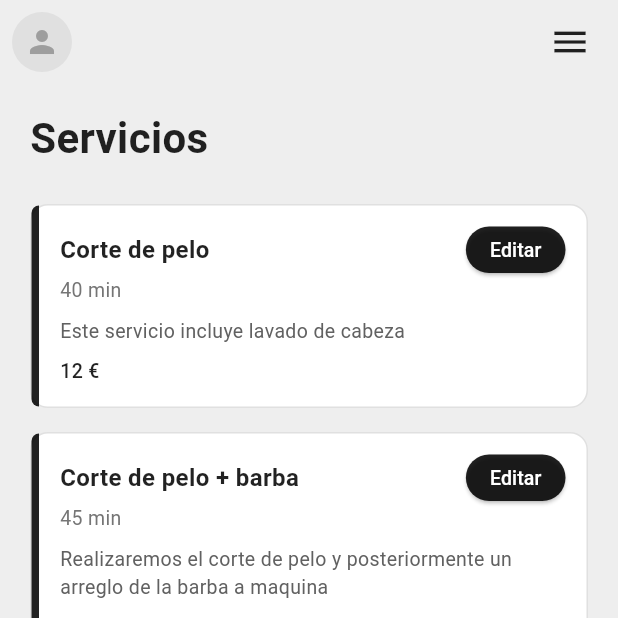
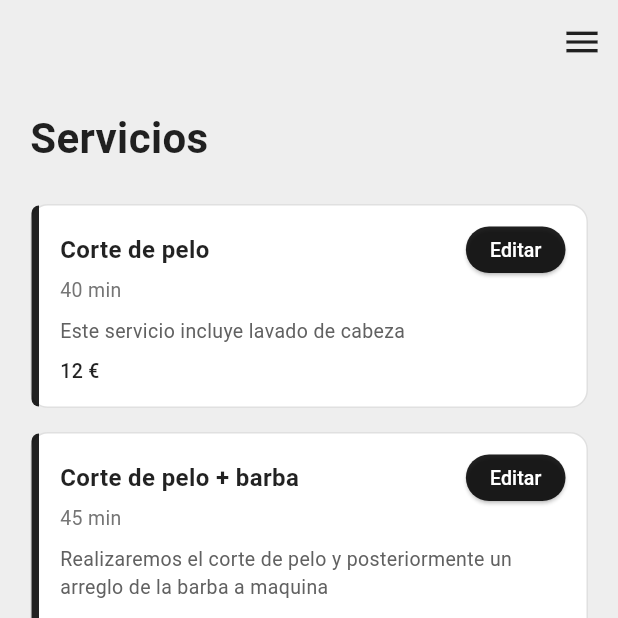
Before and after one commit to EduardoRiedel/gestion-inventario-zaitec, a Flutter app: the ServicesPage screen opened directly, on a phone screen of 412 x 824 dp, the top half of it. Run offline on Flutter 3.47's test engine with Material 3 defaults, Android fonts, the phone set to English and light mode, and no system bars; our stand-ins replace cloud_firestore, firebase_auth, firebase_core, table_calendar; accounts and stored records are empty.

Commit message:
cambios pagina de informacion y servicios

```diff
--- a/gestion_inventario_zaitec/lib/pages/Servicio_page.dart
+++ b/gestion_inventario_zaitec/lib/pages/Servicio_page.dart
@@ -1,4 +1,5 @@
 import 'package:flutter/material.dart';
+import 'menu_page.dart';
 
 // Modelo de datos para un servicio, como una clase POJO en Java
 class Servicio {
@@ -62,19 +63,17 @@ class _ServicesPageState extends State<ServicesPage> {
         backgroundColor: const Color(0xFFEEEEEE),
         elevation: 0,
         automaticallyImplyLeading: false,
-        leading: Padding(
-          padding: const EdgeInsets.all(8.0),
-          child: CircleAvatar(
-            backgroundColor: Colors.grey.shade300,
-            child: const Icon(Icons.person, color: Colors.grey),
-          ),
-        ),
+
         actions: [
           IconButton(
             icon: const Icon(Icons.menu, color: Colors.black87, size: 28),
-            onPressed: () {},
+            onPressed: () {
+              Navigator.push(
+                      context,
+                      MaterialPageRoute(builder: (context) => const MenuPage()), //Aqui debe ir la pagina principal no esta
+                    );
+            },
           ),
-          const SizedBox(width: 8),
         ],
       ),
 
--- a/gestion_inventario_zaitec/lib/pages/information_page.dart
+++ b/gestion_inventario_zaitec/lib/pages/information_page.dart
@@ -2,6 +2,7 @@ import 'package:flutter/material.dart';
 import 'package:gestion_inventario_zaitec/pages/citas/citas_page.dart';
 import 'package:url_launcher/url_launcher.dart';
 import '../styles.dart';
+import 'menu_page.dart';
 
 
 class InformacionPage extends StatelessWidget {
@@ -31,14 +32,14 @@ class InformacionPage extends StatelessWidget {
       appBar: AppBar(
         backgroundColor: AppStyles.white,
         elevation: 0,
-        leading: const Icon(Icons.account_circle_outlined, color: AppStyles.black, size: 30),
+
         actions: [
           IconButton(
             icon: const Icon(Icons.menu, color: AppStyles.black),
             onPressed: () {
               Navigator.push(
                       context,
-                      MaterialPageRoute(builder: (context) => const AgendaPage()), //Aqui debe ir la pagina principal no esta
+                      MaterialPageRoute(builder: (context) => const MenuPage()), //Aqui debe ir la pagina principal no esta
                     );
             },
           ),
```
